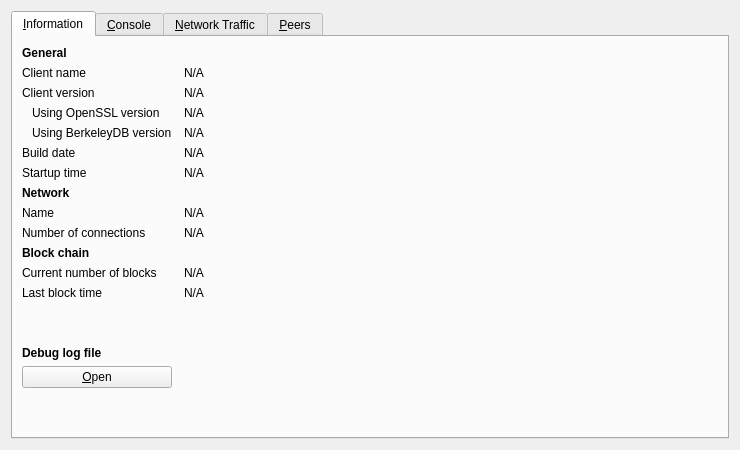
The window that src/qt/forms/rpcconsole.ui (dobbscoin/dobbscoin-source) describes before a commit, drawn with Qt 5.
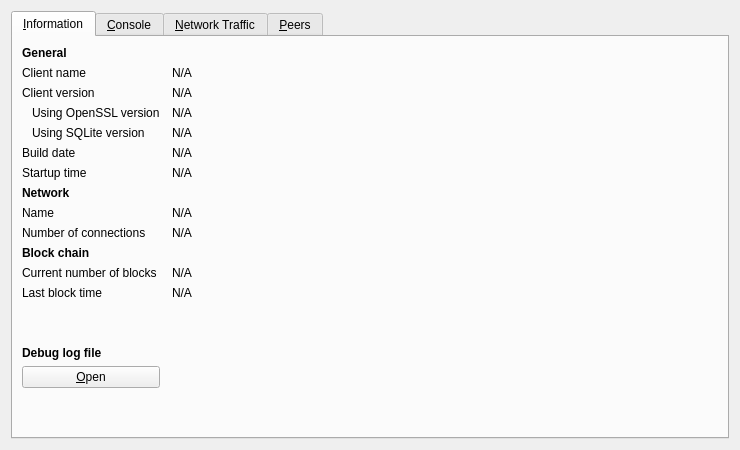
The same window after the commit. Icons and pictures are not drawn. Custom widgets are drawn as their Qt base class.

Commit message: wallet: keep wallet.dat in SQLite, not Berkeley DB (#44)

What changed in the file:
```diff
--- a/src/qt/forms/rpcconsole.ui
+++ b/src/qt/forms/rpcconsole.ui
@@ -115,7 +115,7 @@
        <item row="4" column="0">
         <widget class="QLabel" name="label_berkeleyDBVersion">
          <property name="text">
-          <string>Using BerkeleyDB version</string>
+          <string>Using SQLite version</string>
          </property>
          <property name="indent">
           <number>10</number>
```
Left out of the diff: 4 changed lines with no effect on the pictures. The commit also changes 12 other files.
